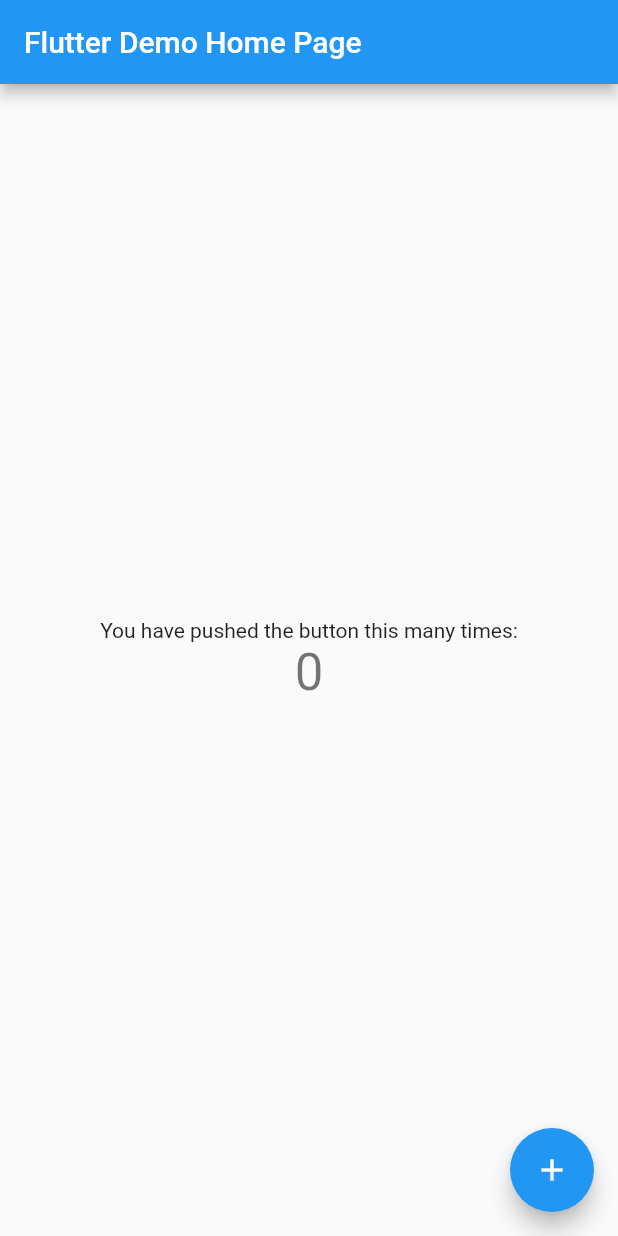
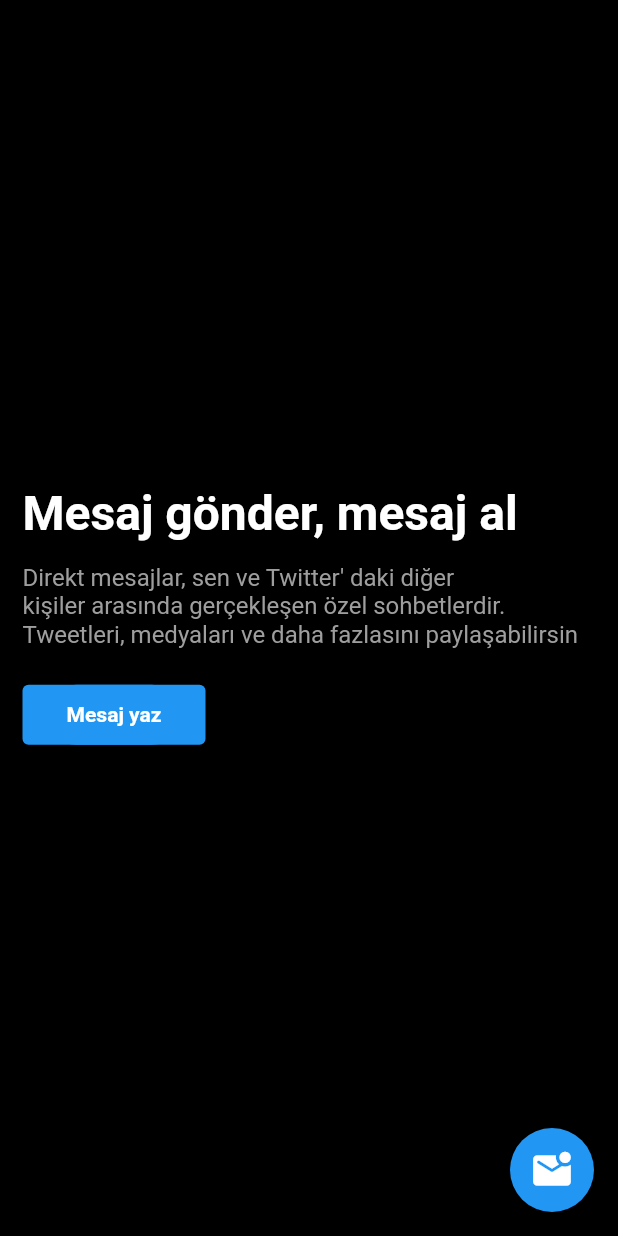
Before and after one commit to DumanIbrahm/twitterClone, a Flutter app: the screen it shows after launch, on a phone screen of 412 x 824 dp. Run offline on Flutter 3.47's test engine with Material 2 defaults, Android fonts, the phone set to English and light mode, and no system bars.

```diff
--- a/lib/main.dart
+++ b/lib/main.dart
@@ -1,4 +1,5 @@
 import 'package:flutter/material.dart';
+import 'package:twitter_clone/my_pages/messages_page.dart';
 
 void main() {
   runApp(const MyApp());
@@ -13,18 +14,11 @@ class MyApp extends StatelessWidget {
     return MaterialApp(
       title: 'Flutter Demo',
       theme: ThemeData(
-        // This is the theme of your application.
-        //
-        // Try running your application with "flutter run". You'll see the
-        // application has a blue toolbar. Then, without quitting the app, try
-        // changing the primarySwatch below to Colors.green and then invoke
-        // "hot reload" (press "r" in the console where you ran "flutter run",
-        // or simply save your changes to "hot reload" in a Flutter IDE).
-        // Notice that the counter didn't reset back to zero; the application
-        // is not restarted.
+
         primarySwatch: Colors.blue,
       ),
-      home: const MyHomePage(title: 'Flutter Demo Home Page'),
+        debugShowCheckedModeBanner: false,
+      home: const MessageScreen(),
     );
   }
 }
@@ -32,14 +26,6 @@ class MyApp extends StatelessWidget {
 class MyHomePage extends StatefulWidget {
   const MyHomePage({super.key, required this.title});
 
-  // This widget is the home page of your application. It is stateful, meaning
-  // that it has a State object (defined below) that contains fields that affect
-  // how it looks.
-
-  // This class is the configuration for the state. It holds the values (in this
-  // case the title) provided by the parent (in this case the App widget) and
-  // used by the build method of the State. Fields in a Widget subclass are
-  // always marked "final".
 
   final String title;
 
@@ -52,47 +38,23 @@ class _MyHomePageState extends State<MyHomePage> {
 
   void _incrementCounter() {
     setState(() {
-      // This call to setState tells the Flutter framework that something has
-      // changed in this State, which causes it to rerun the build method below
-      // so that the display can reflect the updated values. If we changed
-      // _counter without calling setState(), then the build method would not be
-      // called again, and so nothing would appear to happen.
+
       _counter++;
     });
   }
 
   @override
   Widget build(BuildContext context) {
-    // This method is rerun every time setState is called, for instance as done
-    // by the _incrementCounter method above.
-    //
-    // The Flutter framework has been optimized to make rerunning build methods
-    // fast, so that you can just rebuild anything that needs updating rather
-    // than having to individually change instances of widgets.
+
     return Scaffold(
       appBar: AppBar(
-        // Here we take the value from the MyHomePage object that was created by
-        // the App.build method, and use it to set our appbar title.
+
         title: Text(widget.title),
       ),
       body: Center(
-        // Center is a layout widget. It takes a single child and positions it
-        // in the middle of the parent.
+
         child: Column(
-          // Column is also a layout widget. It takes a list of children and
-          // arranges them vertically. By default, it sizes itself to fit its
-          // children horizontally, and tries to be as tall as its parent.
-          //
-          // Invoke "debug painting" (press "p" in the console, choose the
-          // "Toggle Debug Paint" action from the Flutter Inspector in Android
-          // Studio, or the "Toggle Debug Paint" command in Visual Studio Code)
-          // to see the wireframe for each widget.
-          //
-          // Column has various properties to control how it sizes itself and
-          // how it positions its children. Here we use mainAxisAlignment to
-          // center the children vertically; the main axis here is the vertical
-          // axis because Columns are vertical (the cross axis would be
-          // horizontal).
+
           mainAxisAlignment: MainAxisAlignment.center,
           children: <Widget>[
             const Text(
--- /dev/null
+++ b/lib/my_pages/messages_page.dart
@@ -0,0 +1,200 @@
+import 'package:flutter/material.dart';
+import 'package:twitter_clone/my_pages/new_message_page.dart';
+
+class MessageScreen extends StatefulWidget {
+  const MessageScreen({Key? key}) : super(key: key);
+
+  @override
+  State<MessageScreen> createState() => _MessageScreenState();
+}
+
+class _MessageScreenState extends State<MessageScreen> {
+  @override
+  Widget build(BuildContext context) {
+    return Scaffold(
+      backgroundColor: Colors.black,
+      floatingActionButton: FloatingActionButton(
+        onPressed: () {
+            Navigator.push(
+                  context,
+                  MaterialPageRoute(builder: (context) =>NewMessagePage() ),
+                );
+
+
+        },
+        backgroundColor: Colors.blue,
+        child: const Icon(Icons.mark_email_unread_rounded, size: 30),
+      ),
+      body: Padding(
+        padding: const EdgeInsets.only(
+          left: 15,
+          right: 15,
+        ),
+        child: Column(
+          mainAxisAlignment: MainAxisAlignment.center,
+          crossAxisAlignment: CrossAxisAlignment.start,
+          children: [
+            const Text(
+              'Mesaj gönder, mesaj al',
+              style: TextStyle(
+                color: Colors.white,
+                fontSize: 32,
+                fontWeight: FontWeight.bold,
+              ),
+            ),
+            const SizedBox(
+              height: 14,
+            ),
+            const Text(
+              'Direkt mesajlar, sen ve Twitter\' daki diğer \nkişiler arasında gerçekleşen özel sohbetlerdir.\nTweetleri, medyaları ve daha fazlasını paylaşabilirsin',
+              style: TextStyle(
+                fontSize: 16,
+                color: Colors.grey,
+              ),
+            ),
+            const SizedBox(
+              height: 20,
+            ),
+            ElevatedButton(
+              onPressed: () {
+                Navigator.push(
+                  context,
+                  MaterialPageRoute(builder: (context) =>NewMessagePage() ),
+                );
+              },
+              child: Container(
+                height: 40,
+                width: 90,
+                decoration: BoxDecoration(
+                  color: Colors.blue,
+                  borderRadius: BorderRadius.circular(60),
+                ),
+                child: const Center(
+                  child: Text(
+                    'Mesaj yaz',
+                    style: TextStyle(
+                      color: Colors.white,
+                      fontWeight: FontWeight.bold,
+                    ),
+                  ),
+                ),
+              ),
+            ),
+          ],
+        ),
+      ),
+    );
+  }
+}
+
+
+
+
+
+
+
+
+
+
+
+
+// class NewMessage extends StatelessWidget {
+//   Widget build(BuildContext context) {
+//     return Scaffold(
+//       appBar: AppBar(
+//         backgroundColor: Colors.black,
+//         title: Text('Yeni Mesaj'),
+//         actions: [
+//           IconButton(
+//             icon: Icon(Icons.search),
+//             onPressed: () {
+//               startSearch();
+//             },
+//           ),
+//         ],
+//       ),
+//     );
+//   }
+
+//   void startSearch() {
+//     print('Arama düğmesine tıklandı. Arama işlemi başlatılıyor...');
+//     MySearchDelegate();
+//   }
+// }
+
+// class MySearchDelegate extends SearchDelegate {
+//   @override
+//   List<Widget>? buildActions(BuildContext context) {
+//     IconButton(
+//       icon: Icon(Icons.clear),
+//       onPressed: () {
+//         print('My search delegate');
+//         if (query.isEmpty) {
+//           close(context, null);
+//         } else {
+//           query = ''; //close searchbar
+//         }
+//       },
+//     );
+//     // throw UnimplementedError();
+//   }
+
+//   @override
+//   Widget? buildLeading(BuildContext context) {
+//     icon:
+//     Icon(Icons.arrow_back);
+//     onPressed:
+//     () {
+//       close(context, null); //close searchbar
+//     };
+//     // throw UnimplementedError();
+//   }
+
+//   @override
+//   Widget buildResults(BuildContext context) => Center(
+//         child: Text(
+//           query,
+//           style: const TextStyle(fontSize: 24),
+//         ),
+//       );
+
+//   @override
+//   Widget buildSuggestions(BuildContext context) {
+//     List<String> suggestions = ['Özge', 'Nigar', 'İbrahim', 'Enes', 'Özgür'];
+
+//     return ListView.builder(
+//       itemCount: suggestions.length,
+//       itemBuilder: (context, index) {
+//         final suggestion = suggestions[index];
+
+//         return ListTile(
+//           title: Text(suggestion),
+//           onTap: () {
+//             query = suggestion;
+//             showResults(context);
+//           },
+//         );
+//       },
+//     );
+//   }
+// }
+
+
+
+
+
+
+
+//   body: Container(
+//         width: 400,
+//         height: 50,
+// child: ListTile(
+// leading:  Icon(Icons.search),
+// title: TextButton(
+//   onPressed: (){
+//     showSearch(context: context, delegate: MySearchDelegate());
+//   }, child: Text('Kişileri veya grupları ara'),
+
+//   ),
+// ),
+//   ),
```
Also changed, not shown: lib/my_pages/new_message_page.dart (added, +97 -0 lines), pubspec.lock, 2 other files.
